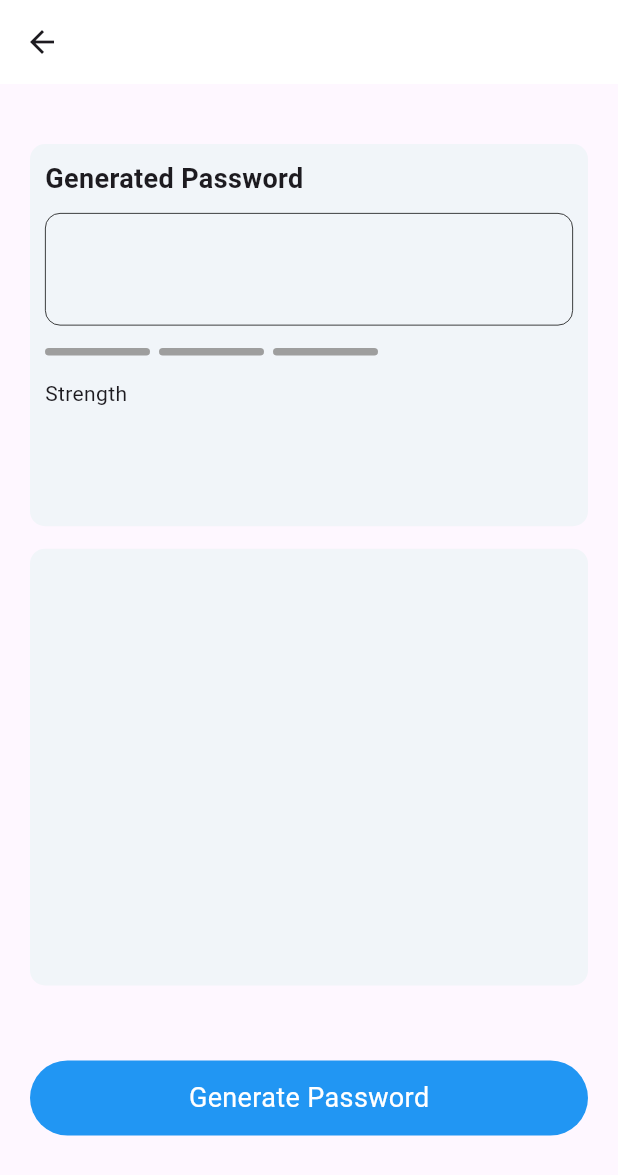
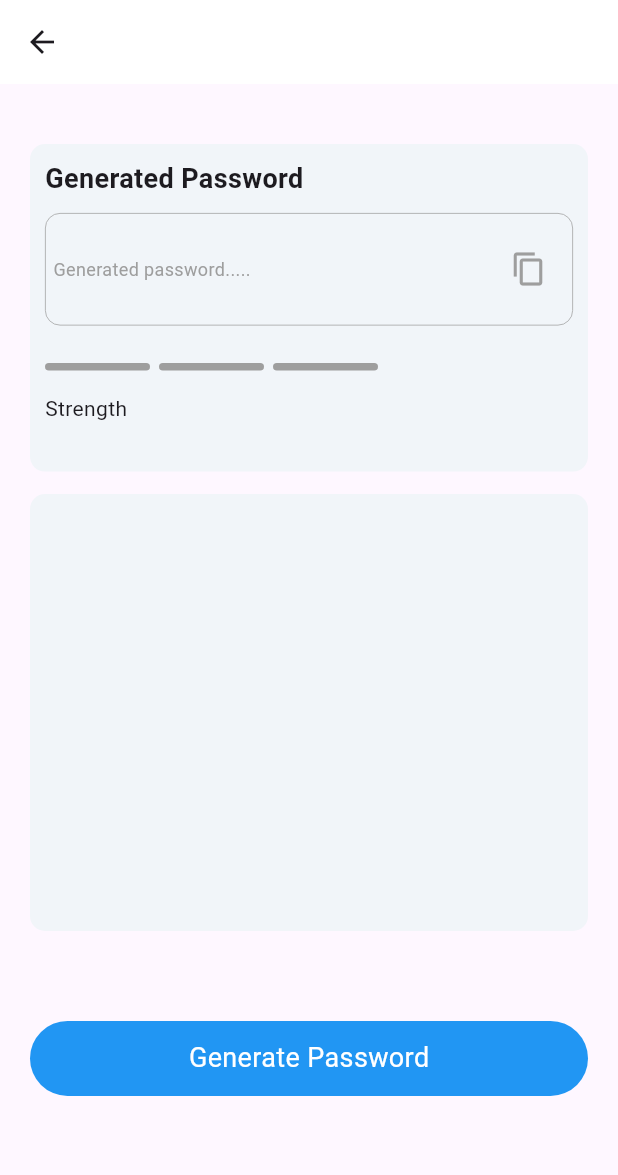
Before and after one commit to akored3/koda_school_password_generator, a Flutter app: the NormalScreen screen opened directly, after a tap on "Generate Password", on a phone screen of 412 x 824 dp. Shown: the top 1175 px of the screen. Run offline on Flutter 3.47's test engine with Material 3 defaults, Android fonts, the phone set to English and light mode, and no system bars; our stand-ins replace bloc, flutter_bloc.

Commit message:
couldn't save password generator bloc events in a variable, so i'm using the password generator class for now

```diff
--- a/lib/bloc/password_event.dart
+++ b/lib/bloc/password_event.dart
@@ -13,14 +13,14 @@ class EventStartPasswordGenerator extends PasswordEvent {
   const EventStartPasswordGenerator();
 }
 
-class EventGenerateColdPassword extends PasswordEvent {
-  const EventGenerateColdPassword();
+class EventGenerateWeakPassword extends PasswordEvent {
+  const EventGenerateWeakPassword();
 }
 
-class EventGenerateWarmPassword extends PasswordEvent {
-  const EventGenerateWarmPassword();
+class EventGenerateMediumPassword extends PasswordEvent {
+  const EventGenerateMediumPassword();
 }
 
-class EventGenerateHotPassword extends PasswordEvent {
-  const EventGenerateHotPassword();
+class EventGenerateStrongPassword extends PasswordEvent {
+  const EventGenerateStrongPassword();
 }
--- a/lib/constants.dart
+++ b/lib/constants.dart
@@ -5,3 +5,4 @@ Color greenShade = const Color(0xFF14C15A);
 Color orangeShade = const Color(0xFFFFA035);
 Color redShade = const Color(0xFFFF3301);
 Color lightGreyShade = const Color(0xFFF1F5F9);
+Color grey = Colors.grey;
--- a/lib/password_settings_screen/normal_screen.dart
+++ b/lib/password_settings_screen/normal_screen.dart
@@ -3,6 +3,7 @@ import 'package:flutter_bloc/flutter_bloc.dart';
 import 'package:password_generator/bloc/password_bloc.dart';
 import 'package:password_generator/bloc/password_event.dart';
 import 'package:password_generator/constants.dart';
+import 'package:password_generator/service/password_generator.dart';
 import 'package:password_generator/utils/button.dart';
 
 class NormalScreen extends StatefulWidget {
@@ -13,32 +14,42 @@ class NormalScreen extends StatefulWidget {
 }
 
 class _NormalScreenState extends State<NormalScreen> {
+  late String password = 'Generated password.....';
+
+  late PasswordGenerator passwordGenerator;
+
+  @override
+  void initState() {
+    passwordGenerator = PasswordGenerator();
+    super.initState();
+  }
+
   //List of colors
   List<Color> sliderColors = [
-    Colors.grey,
-    Colors.grey,
-    Colors.grey,
+    grey,
+    grey,
+    grey,
   ];
 
   String passwordStrength = '';
 
   String _passwordStrength() {
-    if (sliderColors[0] == Colors.grey &&
-        sliderColors[1] == Colors.grey &&
-        sliderColors[2] == Colors.grey) {
+    if (sliderColors[0] == grey &&
+        sliderColors[1] == grey &&
+        sliderColors[2] == grey) {
       passwordStrength = 'Strength';
     } else if (sliderColors[0] == redShade &&
-        sliderColors[1] == Colors.grey &&
-        sliderColors[2] == Colors.grey) {
+        sliderColors[1] == grey &&
+        sliderColors[2] == grey) {
       passwordStrength = 'Weak';
     } else if (sliderColors[0] == orangeShade &&
         sliderColors[1] == orangeShade &&
-        sliderColors[2] == Colors.grey) {
+        sliderColors[2] == grey) {
       passwordStrength = 'Medium';
     } else if (sliderColors[0] == greenShade &&
         sliderColors[1] == greenShade &&
         sliderColors[2] == greenShade) {
-      passwordStrength = 'Strength';
+      passwordStrength = 'Strong';
     }
     return passwordStrength;
   }
@@ -73,7 +84,7 @@ class _NormalScreenState extends State<NormalScreen> {
                 height: 20,
               ),
               Container(
-                height: containerHeight * 0.35,
+                height: containerHeight * 0.30,
                 width: containerWidth,
                 decoration: BoxDecoration(
                   borderRadius: BorderRadius.circular(10),
@@ -103,13 +114,32 @@ class _NormalScreenState extends State<NormalScreen> {
                         decoration: BoxDecoration(
                           borderRadius: BorderRadius.circular(10),
                           border: Border.all(
-                            color: Colors.black,
+                            color: Colors.grey,
                             width: 0.5,
+                          ),
+                        ),
+                        child: Padding(
+                          padding: const EdgeInsets.only(left: 5, right: 5),
+                          child: Center(
+                            child: Row(
+                              mainAxisAlignment: MainAxisAlignment.spaceBetween,
+                              children: [
+                                Text(
+                                  password,
+                                  style: TextStyle(color: grey, fontSize: 12),
+                                ),
+                                IconButton(
+                                  onPressed: () {},
+                                  icon: const Icon(Icons.copy),
+                                  color: grey,
+                                )
+                              ],
+                            ),
                           ),
                         ),
                       ),
                       const SizedBox(
-                        height: 15,
+                        height: 25,
                       ),
                       Row(
                         children: [
@@ -118,14 +148,14 @@ class _NormalScreenState extends State<NormalScreen> {
                               if (details.primaryDelta! > 0) {
                                 setState(() {
                                   sliderColors[0] = redShade;
-                                  sliderColors[1] = Colors.grey;
-                                  sliderColors[2] = Colors.grey;
+                                  sliderColors[1] = grey;
+                                  sliderColors[2] = grey;
                                 });
                               } else {
                                 setState(() {
-                                  sliderColors[0] = Colors.grey;
-                                  sliderColors[1] = Colors.grey;
-                                  sliderColors[2] = Colors.grey;
+                                  sliderColors[0] = grey;
+                                  sliderColors[1] = grey;
+                                  sliderColors[2] = grey;
                                 });
                               }
                             },
@@ -147,13 +177,13 @@ class _NormalScreenState extends State<NormalScreen> {
                                 setState(() {
                                   sliderColors[0] = orangeShade;
                                   sliderColors[1] = orangeShade;
-                                  sliderColors[2] = Colors.grey;
+                                  sliderColors[2] = grey;
                                 });
                               } else {
                                 setState(() {
                                   sliderColors[0] = redShade;
-                                  sliderColors[1] = Colors.grey;
-                                  sliderColors[2] = Colors.grey;
+                                  sliderColors[1] = grey;
+                                  sliderColors[2] = grey;
                                 });
                               }
                             },
@@ -181,7 +211,7 @@ class _NormalScreenState extends State<NormalScreen> {
                                 setState(() {
                                   sliderColors[0] = orangeShade;
                                   sliderColors[1] = orangeShade;
-                                  sliderColors[2] = Colors.grey;
+                                  sliderColors[2] = grey;
                                 });
                               }
                             },
@@ -218,12 +248,39 @@ class _NormalScreenState extends State<NormalScreen> {
                 ),
               ),
               const SizedBox(
-                height: 50,
+                height: 60,
               ),
               BouncingButton(
-                onTap: () {},
+                onTap: () {
+                  String generatedPassword;
+                  if (sliderColors[0] == redShade &&
+                      sliderColors[1] == grey &&
+                      sliderColors[2] == grey) {
+                    generatedPassword =
+                        passwordGenerator.generateWeakPassword();
+                    setState(() {
+                      password = generatedPassword;
+                    });
+                  } else if (sliderColors[0] == orangeShade &&
+                      sliderColors[1] == orangeShade &&
+                      sliderColors[2] == grey) {
+                    generatedPassword =
+                        passwordGenerator.generateMediumPassword();
+                    setState(() {
+                      password = generatedPassword;
+                    });
+                  } else if (sliderColors[0] == greenShade &&
+                      sliderColors[1] == greenShade &&
+                      sliderColors[2] == greenShade) {
+                    generatedPassword =
+                        passwordGenerator.generateStrongPassword();
+                    setState(() {
+                      password = generatedPassword;
+                    });
+                  }
+                },
                 text: 'Generate Password',
-              )
+              ),
             ],
           );
         }),
```
Also changed, not shown: lib/bloc/password_bloc.dart (+6 -6 lines).
